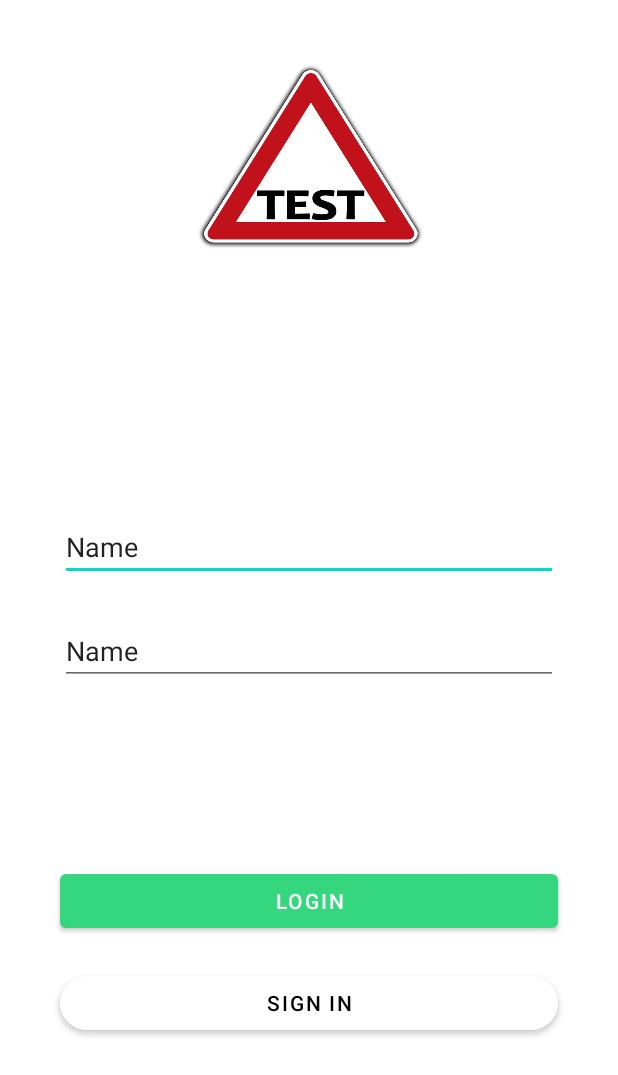
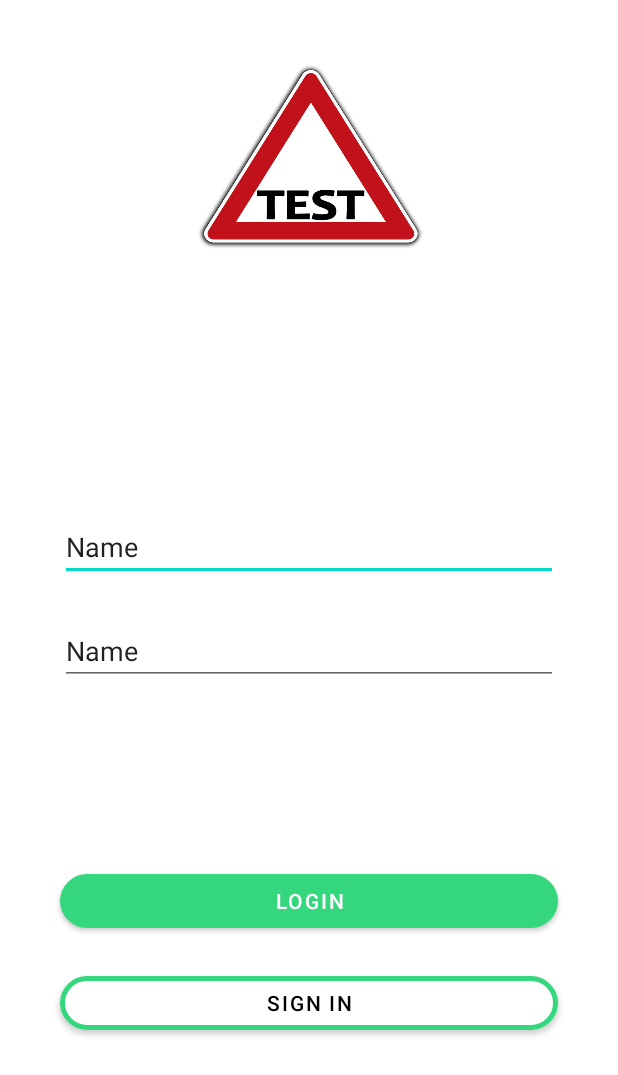
Before and after one commit to Javaninja-lab/UsedBooks, an Android app: the screen it shows after launch (MainActivity), on a phone screen of 412 x 824 dp. Shown: the top 1075 px of the screen. Run offline under Robolectric (Android 15) with nearby library versions, the phone set to English and light mode, and no system bars.

Commit message:
ho sistemato il bottone :>

```diff
--- a/app/src/main/res/layout/activity_logic.xml
+++ b/app/src/main/res/layout/activity_logic.xml
@@ -13,6 +13,7 @@
         android:layout_marginTop="120dp"
         android:padding="8dp"
         android:text="login"
+        app:shapeAppearanceOverlay="@style/ButtonSignIn"
         app:layout_constraintEnd_toEndOf="@+id/editTextTextPersonName2"
         app:layout_constraintHorizontal_bias="0.0"
         app:layout_constraintStart_toStartOf="@+id/editTextTextPersonName2"
@@ -63,7 +64,10 @@
         android:layout_marginTop="20dp"
         android:backgroundTint="@color/white"
         android:text="Sign in"
+
         android:textColor="#000000"
+        app:strokeWidth="3dp"
+        app:strokeColor="@color/green"
         app:layout_constraintEnd_toEndOf="@+id/button"
         app:layout_constraintHorizontal_bias="0.0"
         app:layout_constraintStart_toStartOf="@+id/button"
```
